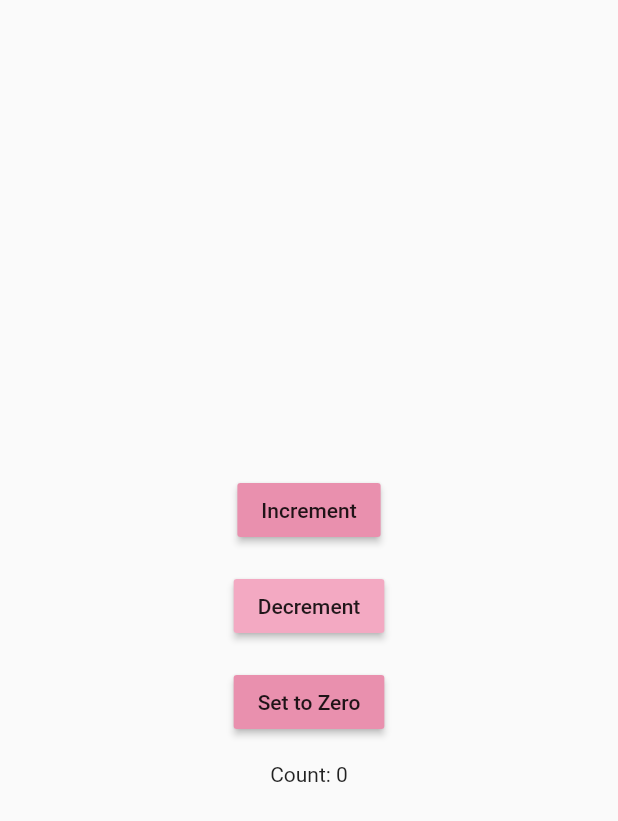
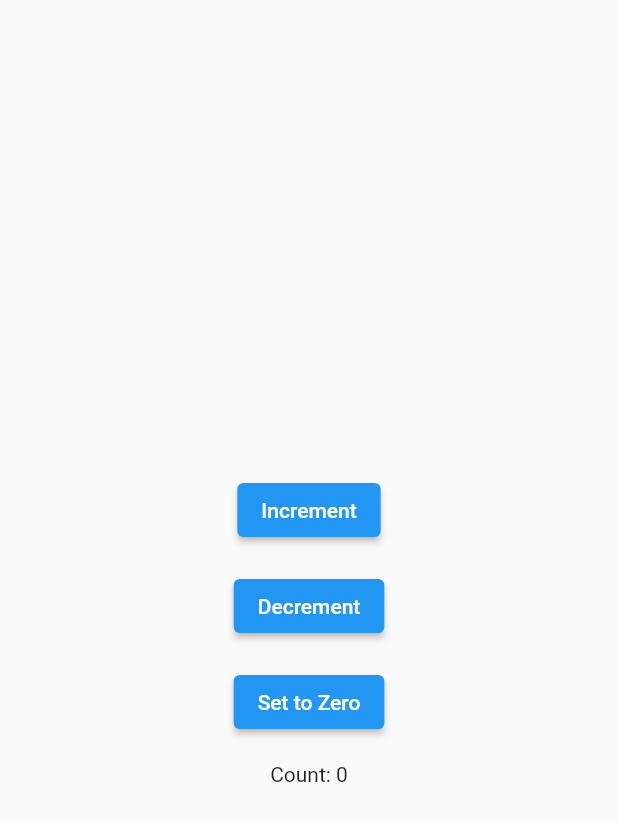
Before and after one commit to lydiaBn/ButtonExo, a Flutter app: the screen it shows after launch, on a phone screen of 412 x 824 dp. Shown: the top 821 px of the screen. Run offline on Flutter 3.47's test engine with Material 2 defaults, Android fonts, the light colour scheme and no system bars.

Commit message:
making it simple so it works

```diff
--- a/exo1/lib/main.dart
+++ b/exo1/lib/main.dart
@@ -90,32 +90,18 @@ class _CounterState extends State<Counter> {
           mainAxisAlignment: MainAxisAlignment.center,
           children: <Widget>[
             const SizedBox(height: 16),
-            MaterialButton(
-              color:
-                  Color.fromARGB(255, 233, 144, 174), // set the color to pink
-              onPressed: _increment,
-              child: Text('Increment'),
-            ),
+            CounterIncrementor(onPressed: _increment),
             const SizedBox(height: 16),
-            MaterialButton(
-              color:
-                  Color.fromARGB(255, 243, 169, 194), // set the color to pink
-              onPressed: _decrement,
-              child: Text('Decrement'),
-            ),
+            CounterDecrementor(onPressed: _decrement),
             const SizedBox(height: 16),
-            MaterialButton(
-              color:
-                  Color.fromARGB(255, 233, 144, 174), // set the color to pink
-              onPressed: _SetToZero,
-              child: Text('Set to Zero'),
-            ),
+            CounterSetToZero(onPressed: _SetToZero),
             const SizedBox(height: 16),
             CounterDisplay(count: _counter),
           ],
         ),
       ],
     );
+  }
 }
 
 void main() {
@@ -129,4 +115,3 @@ class _CounterState extends State<Counter> {
     ),
   );
 }
-}
```
Lines whose indentation alone changed are shown as unchanged.
